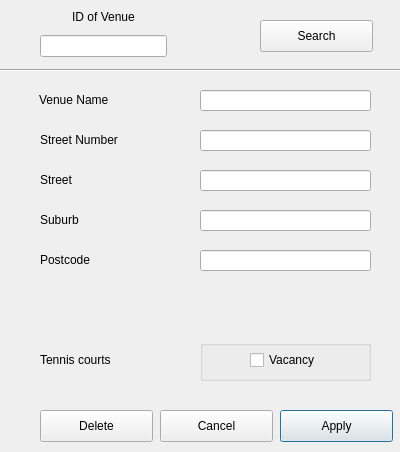
Before: the Qt Designer form editvenuediag.ui in stefanmarjanovic/Comp, drawn with Qt 5.
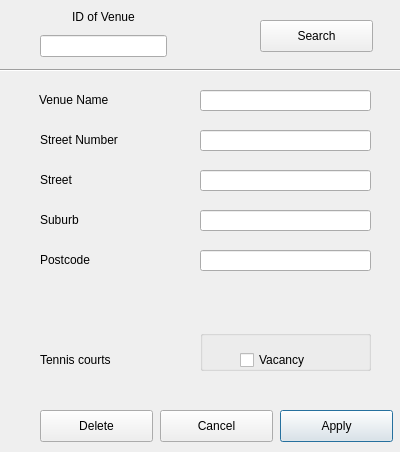
After: the same form once the commit is applied.

```diff
--- a/editvenuediag.ui
+++ b/editvenuediag.ui
@@ -30,7 +30,7 @@
    <property name="geometry">
     <rect>
      <x>200</x>
-     <y>340</y>
+     <y>330</y>
      <width>171</width>
      <height>41</height>
     </rect>
@@ -44,8 +44,8 @@
    <widget class="QCheckBox" name="vacancy">
     <property name="geometry">
      <rect>
-      <x>50</x>
-      <y>10</y>
+      <x>40</x>
+      <y>20</y>
       <width>101</width>
       <height>20</height>
      </rect>
```
